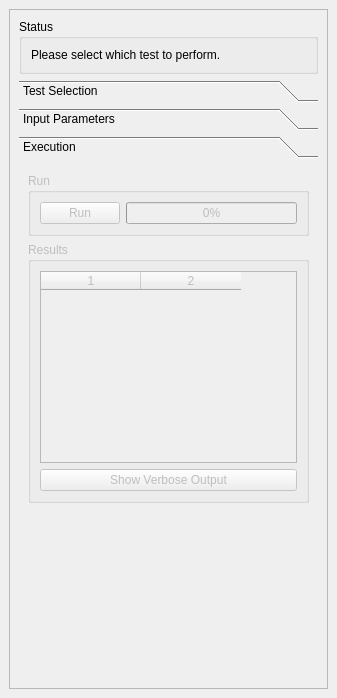
Qt form RobWorkSim/src/rwsimlibs/plugins/ContactDetectionTestPlugin.ui (onier/RobWork) before a commit.
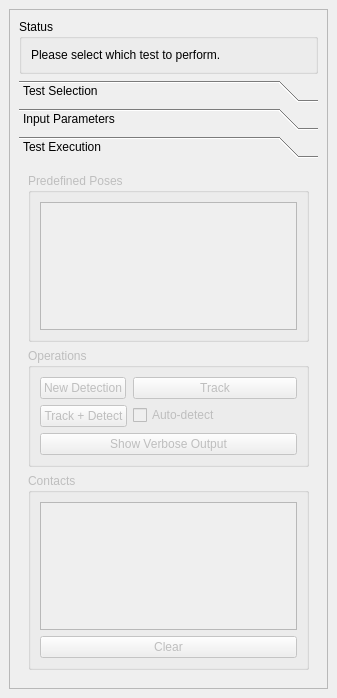
The same form after that commit. Custom widgets are drawn as their Qt base class.

Commit message: Updates to contact detection test framework and to the simulator log viewer.

```diff
--- a/RobWorkSim/src/rwsimlibs/plugins/ContactDetectionTestPlugin.ui
+++ b/RobWorkSim/src/rwsimlibs/plugins/ContactDetectionTestPlugin.ui
@@ -117,65 +117,47 @@
              <x>0</x>
              <y>0</y>
              <width>299</width>
-             <height>487</height>
+             <height>483</height>
             </rect>
            </property>
            <attribute name="label">
-            <string>Execution</string>
+            <string>Test Execution</string>
            </attribute>
            <layout class="QVBoxLayout" name="verticalLayout">
             <item>
              <widget class="QGroupBox" name="runBox">
               <property name="title">
-               <string>Run</string>
+               <string>Predefined Poses</string>
               </property>
               <layout class="QHBoxLayout" name="horizontalLayout">
                <item>
-                <widget class="QPushButton" name="run">
-                 <property name="text">
-                  <string>Run</string>
-                 </property>
-                </widget>
-               </item>
-               <item>
-                <widget class="QProgressBar" name="progress">
-                 <property name="value">
-                  <number>0</number>
-                 </property>
-                </widget>
-               </item>
-              </layout>
-             </widget>
-            </item>
-            <item>
-             <widget class="QGroupBox" name="resultsBox">
-              <property name="title">
-               <string>Results</string>
-              </property>
-              <layout class="QVBoxLayout" name="verticalLayout_3">
-               <item>
-                <widget class="QTableWidget" name="results">
+                <widget class="QListWidget" name="poses">
                  <property name="editTriggers">
                   <set>QAbstractItemView::NoEditTriggers</set>
                  </property>
                  <property name="selectionMode">
                   <enum>QAbstractItemView::NoSelection</enum>
                  </property>
-                 <property name="columnCount">
-                  <number>2</number>
+                </widget>
+               </item>
+              </layout>
+             </widget>
+            </item>
+            <item>
+             <widget class="QGroupBox" name="resultsBox">
+              <property name="title">
+               <string>Operations</string>
+              </property>
+              <layout class="QFormLayout" name="formLayout">
+               <item row="2" column="0">
+                <widget class="QPushButton" name="_detectBtn">
+                 <property name="text">
+                  <string>New Detection</string>
                  </property>
-                 <attribute name="verticalHeaderVisible">
-                  <bool>false</bool>
-                 </attribute>
-                 <attribute name="verticalHeaderDefaultSectionSize">
-                  <number>20</number>
-                 </attribute>
-                 <column/>
-                 <column/>
                 </widget>
                </item>
-               <item>
-                <widget class="QPushButton" name="runVerbose">
+               <item row="5" column="0" colspan="2">
+                <widget class="QPushButton" name="_verbose">
                  <property name="enabled">
                   <bool>false</bool>
                  </property>
@@ -184,6 +166,58 @@
                  </property>
                 </widget>
                </item>
+               <item row="2" column="1">
+                <widget class="QPushButton" name="_trackBtn">
+                 <property name="enabled">
+                  <bool>false</bool>
+                 </property>
+                 <property name="text">
+                  <string>Track</string>
+                 </property>
+                </widget>
+               </item>
+               <item row="4" column="0">
+                <widget class="QPushButton" name="_trackDetectBtn">
+                 <property name="enabled">
+                  <bool>false</bool>
+                 </property>
+                 <property name="text">
+                  <string>Track + Detect</string>
+                 </property>
+                </widget>
+               </item>
+               <item row="4" column="1">
+                <widget class="QCheckBox" name="_autoDetect">
+                 <property name="toolTip">
+                  <string>Check to automatically repeat operation when state is changed in RobWorkStudio.</string>
+                 </property>
+                 <property name="text">
+                  <string>Auto-detect</string>
+                 </property>
+                </widget>
+               </item>
+              </layout>
+             </widget>
+            </item>
+            <item>
+             <widget class="QGroupBox" name="contactsGroup">
+              <property name="title">
+               <string>Contacts</string>
+              </property>
+              <layout class="QGridLayout" name="gridLayout_4">
+               <item row="0" column="0">
+                <widget class="ContactTableWidget" name="_contacts"/>
+               </item>
+               <item row="1" column="0">
+                <widget class="QPushButton" name="_clear">
+                 <property name="enabled">
+                  <bool>false</bool>
+                 </property>
+                 <property name="text">
+                  <string>Clear</string>
+                 </property>
+                </widget>
+               </item>
               </layout>
              </widget>
             </item>
@@ -211,6 +245,13 @@
    </layout>
   </widget>
  </widget>
+ <customwidgets>
+  <customwidget>
+   <class>ContactTableWidget</class>
+   <extends>QTableWidget</extends>
+   <header location="global">rwsimlibs/gui/ContactTableWidget.hpp</header>
+  </customwidget>
+ </customwidgets>
  <resources>
   <include location="resources.qrc"/>
  </resources>
```
Left out of the diff: 8 changed lines with no effect on the pictures. The commit also changes 15 other files.
